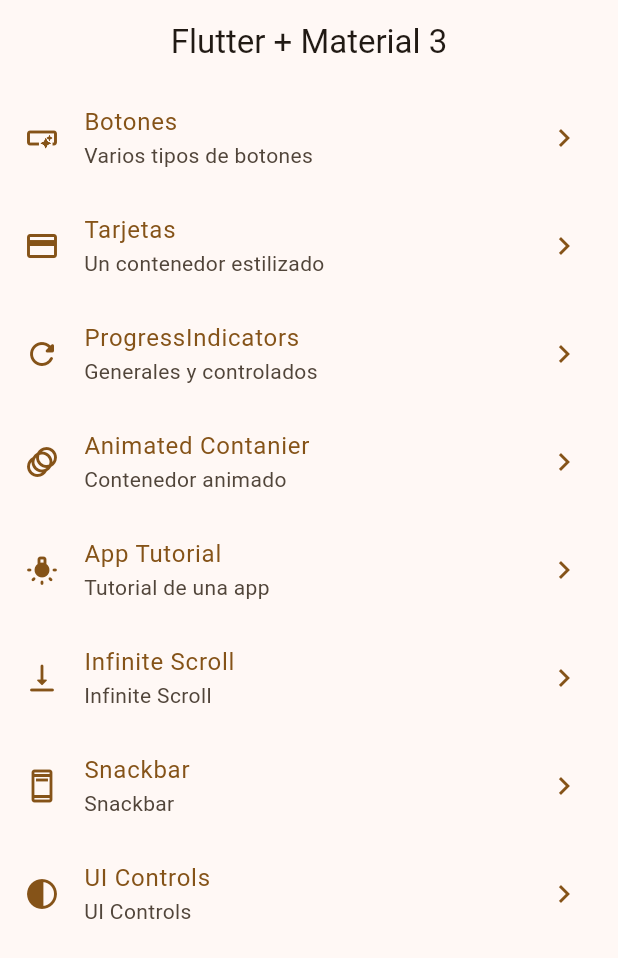
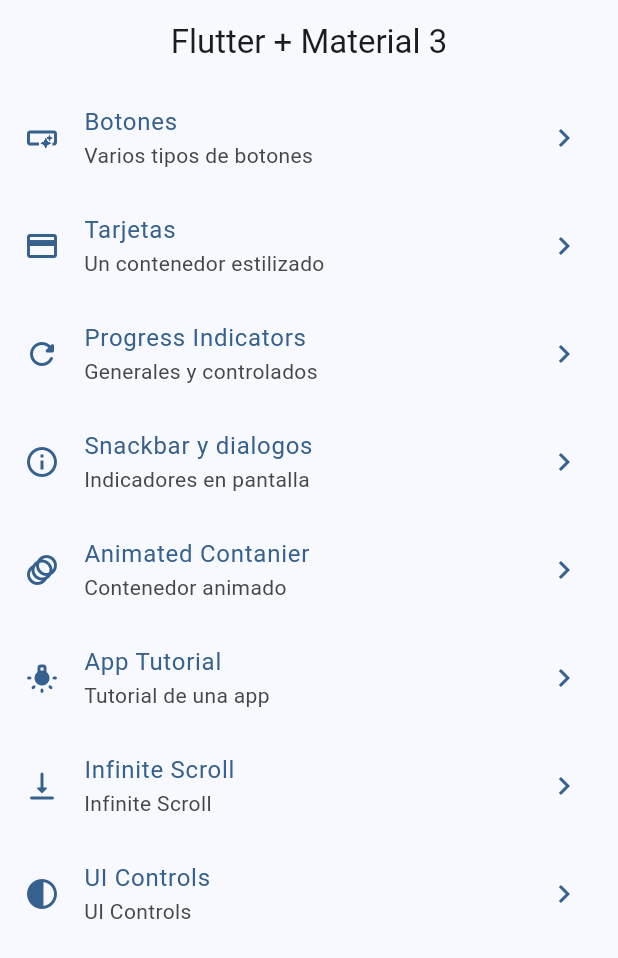
Before and after one commit to devnud/widgets_app, a Flutter app: the screen it shows after launch, on a phone screen of 412 x 824 dp. Shown: the top 958 px of the screen. Run offline on Flutter 3.47's test engine with Material 3 defaults, Android fonts, the phone set to English and light mode, and no system bars; our stand-ins replace go_router.

Commit message:
snackbars dialogs terminado

```diff
--- a/lib/config/menu/menu_items.dart
+++ b/lib/config/menu/menu_items.dart
@@ -28,10 +28,16 @@ const appMenuItems = <MenuItems>[
     icon: Icons.credit_card,
   ),
   MenuItems(
-    title: 'ProgressIndicators',
+    title: 'Progress Indicators',
     subTitle: 'Generales y controlados',
     link: '/progress',
     icon: Icons.refresh_rounded,
+  ),
+  MenuItems(
+    title: 'Snackbar y dialogos',
+    subTitle: 'Indicadores en pantalla',
+    link: '/snackbar',
+    icon: Icons.info_outline,
   ),
   MenuItems(
     title: 'Animated Contanier',
@@ -52,12 +58,6 @@ const appMenuItems = <MenuItems>[
     icon: Icons.vertical_align_bottom_rounded,
   ),
   MenuItems(
-    title: 'Snackbar',
-    subTitle: 'Snackbar',
-    link: '/snackbar',
-    icon: Icons.ad_units_outlined,
-  ),
-  MenuItems(
     title: 'UI Controls',
     subTitle: 'UI Controls',
     link: '/ui_controls',
--- a/lib/config/router/app_router.dart
+++ b/lib/config/router/app_router.dart
@@ -33,6 +33,13 @@ final GoRouter appRouter = GoRouter(
       },
     ),
     GoRoute(
+      path: '/snackbar',
+      name: SnackbarScreen.name,
+      builder: (BuildContext context, GoRouterState state) {
+        return const SnackbarScreen();
+      },
+    ),
+    GoRoute(
       path: '/animated',
       name: AnimatedScreen.name,
       builder: (BuildContext context, GoRouterState state) {
@@ -54,13 +61,6 @@ final GoRouter appRouter = GoRouter(
       },
     ),
     GoRoute(
-      path: '/snackbar',
-      name: SnackbarScreen.name,
-      builder: (BuildContext context, GoRouterState state) {
-        return const SnackbarScreen();
-      },
-    ),
-    GoRoute(
       path: '/ui_controls',
       name: UiControlsScreen.name,
       builder: (BuildContext context, GoRouterState state) {
--- a/lib/main.dart
+++ b/lib/main.dart
@@ -12,9 +12,10 @@ class MainApp extends StatelessWidget {
   @override
   Widget build(BuildContext context) {
     return MaterialApp.router(
+      title: 'Flutter Widgets',
       routerConfig: appRouter,
       debugShowCheckedModeBanner: false,
-      theme: AppTheme(selectecColor: 5).getTheme(),
+      theme: AppTheme(selectecColor: 2).getTheme(),
 
     );
   }
```
Also changed, not shown: lib/presentation/screens/snackbar/snackbar_screen.dart (+70 -2 lines).
